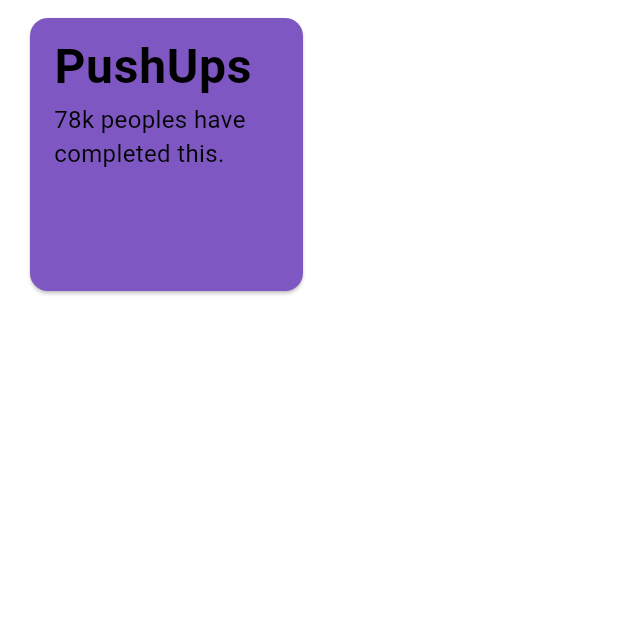
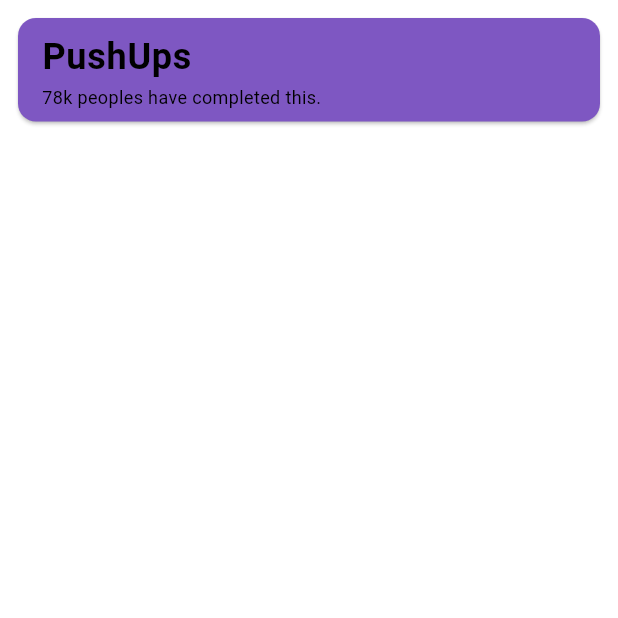
Before and after one commit to dvip1/rewardBasedSocialMedia, a Flutter app: the QuotesPage screen opened directly, on a phone screen of 412 x 824 dp, the top half of it. Run offline on Flutter 3.47's test engine with Material 3 defaults, Android fonts, the phone set to English and light mode, and no system bars; our stand-ins replace file_picker, flutter_expandable_fab, percent_indicator, shared_preferences, video_player; accounts and stored records are empty.

Commit message:
fixed some ui issues

```diff
--- a/client/lib/Components/task.dart
+++ b/client/lib/Components/task.dart
@@ -56,9 +56,9 @@ class _TaskWidgetState extends State<TaskWidget> {
         child: ListTile(
           title: Text(
             widget.name,
-            style: const TextStyle(fontSize: 32, fontWeight: FontWeight.bold),
+            style: const TextStyle(fontSize: 24, fontWeight: FontWeight.bold),
           ),
-          subtitle: Text(widget.des, style: const TextStyle(fontSize: 16)),
+          subtitle: Text(widget.des, style: const TextStyle(fontSize: 12)),
         ),
       ),
     );
--- a/client/lib/pages/quotes_page.dart
+++ b/client/lib/pages/quotes_page.dart
@@ -8,19 +8,15 @@ class QuotesPage extends StatelessWidget {
   Widget build(BuildContext context) {
     return Scaffold(
       body: Padding(
-          padding: const EdgeInsets.only(left: 16, top: 8, right: 16),
-          child: GridView.builder(
+          padding: const EdgeInsets.only(left: 8, top: 8, right: 8),
+          child: ListView.builder(
             shrinkWrap: true,
             itemCount: 1,
-            gridDelegate: const SliverGridDelegateWithFixedCrossAxisCount(
-                crossAxisCount: 2),
             itemBuilder: (context, index) {
-              return Container(
-                child: TaskWidget(
-                  id: '',
-                  name: 'PushUps',
-                  des: '78k peoples have completed this.',
-                ),
+              return TaskWidget(
+                id: '',
+                name: 'PushUps',
+                des: '78k peoples have completed this.',
               );
             },
           )),
```
